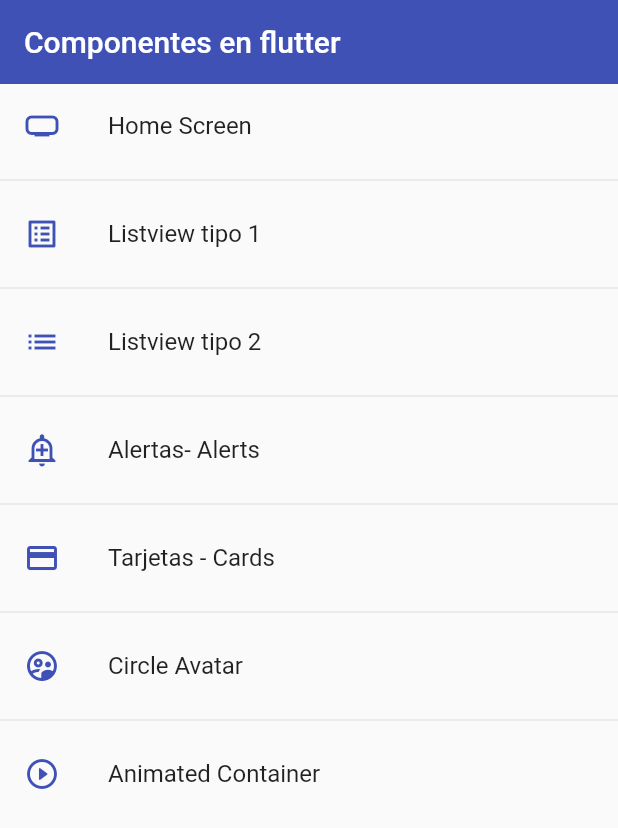
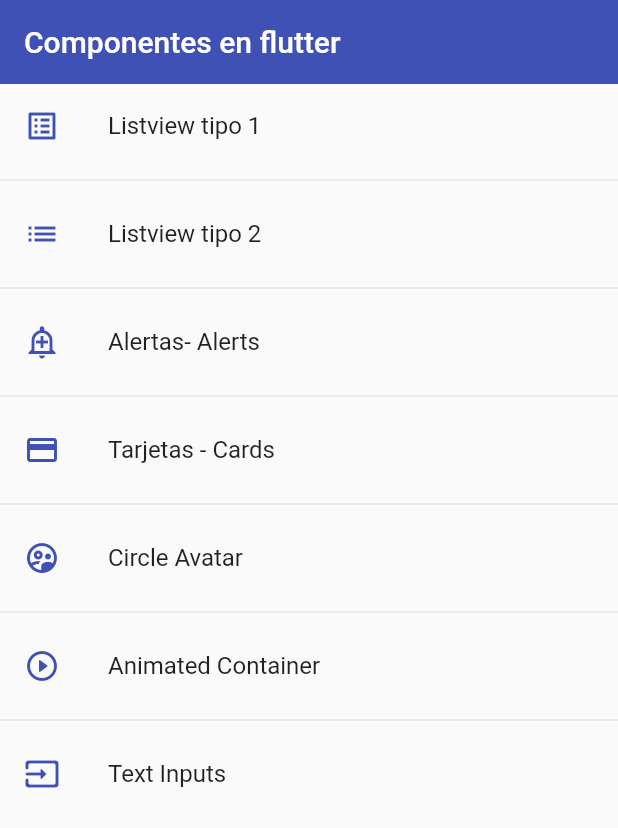
Before and after one commit to antodrade/estudio_flutter, a Flutter app: the screen it shows after launch, on a phone screen of 412 x 824 dp. Shown: the top 828 px of the screen. Run offline on Flutter 3.47's test engine with Material 2 defaults, Android fonts, the phone set to English and light mode, and no system bars.

Commit message:
commit2-25.08.22

```diff
--- a/lib/Widgets/widgets.dart
+++ b/lib/Widgets/widgets.dart
@@ -1,3 +1,5 @@
+export 'package:fl_components/Widgets/custom_input_field.dart';
+
 export 'package:fl_components/Widgets/custom_card_type_2.dart';
 
 export 'package:fl_components/Widgets/custom_card_type_1.dart';
--- a/lib/router/app_routes.dart
+++ b/lib/router/app_routes.dart
@@ -8,12 +8,12 @@ class AppRoutes {
 
   static final menuOptions = <MenuOption>[
     // TODO: borrar home
-    MenuOption(
-      route: 'home',
-      icon: Icons.home_max_sharp,
-      name: 'Home Screen',
-      screen: const HomeScreen(),
-    ),
+    // MenuOption(
+    //   route: 'home',
+    //   icon: Icons.home_max_sharp,
+    //   name: 'Home Screen',
+    //   screen: const HomeScreen(),
+    // ),
     MenuOption(
       route: 'listview1',
       icon: Icons.list_alt,
@@ -50,10 +50,20 @@ class AppRoutes {
       name: 'Animated Container',
       screen: const AnimatedScreen(),
     ),
+    MenuOption(
+      route: 'inputs',
+      icon: Icons.input_rounded,
+      name: 'Text Inputs',
+      screen: const InputsScreen(),
+    ),
   ];
 
   static Map<String, Widget Function(BuildContext)> getAppRoutes() {
     Map<String, Widget Function(BuildContext)> appRoutes = {};
+
+    appRoutes.addAll({
+      'home': (BuildContext context) => const HomeScreen(),
+    });
 
     for (final option in menuOptions) {
       appRoutes.addAll({
--- a/lib/screens/animated_screen.dart
+++ b/lib/screens/animated_screen.dart
@@ -32,7 +32,9 @@ class _AnimatedScreenState extends State<AnimatedScreen> {
         title: const Text('Animated Container'),
       ),
       body: Center(
-        child: Container(
+        child: AnimatedContainer(
+          duration: const Duration(milliseconds: 400),
+          curve: Curves.easeOutCubic,
           height: _height,
           width: _width,
           decoration: BoxDecoration(color: _color, borderRadius: _borderRadius),
--- a/lib/screens/screens.dart
+++ b/lib/screens/screens.dart
@@ -1,3 +1,4 @@
+export 'package:fl_components/screens/inputs_screen.dart';
 export 'package:fl_components/screens/animated_screen.dart';
 export 'package:fl_components/screens/avatar_screen.dart';
 export 'package:fl_components/screens/home_screen.dart';
--- a/lib/theme/app_theme.dart
+++ b/lib/theme/app_theme.dart
@@ -12,7 +12,6 @@ class AppTheme {
           TextButtonThemeData(style: TextButton.styleFrom(primary: primary)),
       floatingActionButtonTheme: const FloatingActionButtonThemeData(
           backgroundColor: primary, elevation: 0),
-
       elevatedButtonTheme: ElevatedButtonThemeData(
         style: ElevatedButton.styleFrom(
           primary: Colors.indigo,
@@ -20,7 +19,24 @@ class AppTheme {
           elevation: 0,
         ),
       ),
-  );
+      inputDecorationTheme: const InputDecorationTheme(
+        floatingLabelStyle: TextStyle(color: primary),
+        enabledBorder: OutlineInputBorder(
+          borderSide: BorderSide(color: primary),
+          borderRadius: BorderRadius.only(
+              bottomLeft: Radius.circular(10), topRight: Radius.circular(10)),
+        ),
+        focusedBorder: OutlineInputBorder(
+          borderSide: BorderSide(color: primary),
+          borderRadius: BorderRadius.only(
+              bottomLeft: Radius.circular(10), topRight: Radius.circular(10)),
+        ),
+
+        border: OutlineInputBorder(
+          borderRadius: BorderRadius.only(
+              bottomLeft: Radius.circular(10), topRight: Radius.circular(10)),
+        ),
+      ));
 
   static final ThemeData darkTheme = ThemeData.dark().copyWith(
       //Color primario
```
Also changed, not shown: lib/Widgets/custom_input_field.dart (added, +49 -0 lines), lib/screens/inputs_screen.dart (added, +44 -0 lines). Lines whose indentation alone changed are shown as unchanged.
